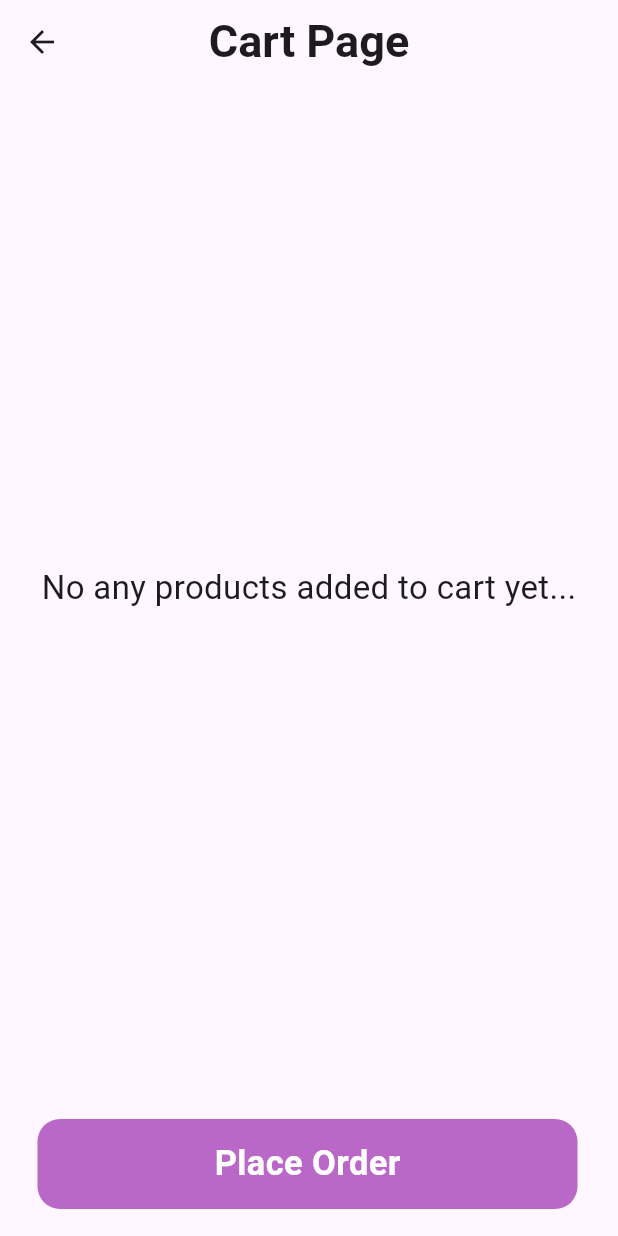
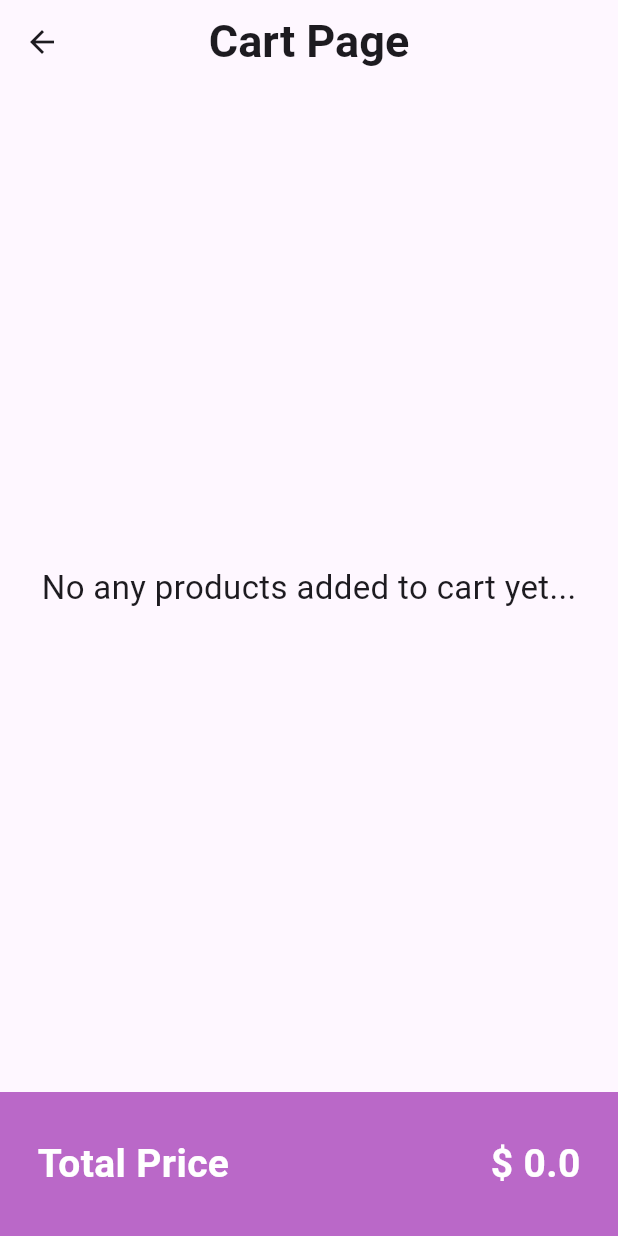
Before and after one commit to foramgondaliya/test, a Flutter app: the cartPage screen opened by its route, on a phone screen of 412 x 824 dp. Run offline on Flutter 3.47's test engine with Material 3 defaults, Android fonts, the phone set to English and light mode, and no system bars; network calls fail.

Commit message:
01-04-2024

```diff
--- a/lib/screens/cartPage.dart
+++ b/lib/screens/cartPage.dart
@@ -118,31 +118,29 @@ class cartPageState extends State<cartPage> {
           Expanded(
             flex: 1,
             child: Container(
-                child: Padding(
-                  padding: EdgeInsets.only(left: 25),
+              padding: EdgeInsets.all(25),
               child: Row(
+                mainAxisAlignment: MainAxisAlignment.spaceBetween,
                 children: [
-                      Container(
-                        height: 60,
-                        width: 360,
-                        decoration: BoxDecoration(
-                          borderRadius: BorderRadius.circular(15),
-                          color: Colors.purple.shade300,
+                  Text("Total Price",
+                    style: TextStyle(
+                        fontSize: 26,
+                        fontWeight: FontWeight.bold,
+                        color: Colors.white
                     ),
-                        alignment: Alignment.center,
-                        child: Text(
-                          "Place Order",
+                  ),
+                  Text("\$ ${ProductData.totalPrice()}",
                     style: TextStyle(
+                      fontSize: 26,
+                      fontWeight: FontWeight.bold,
                       color: Colors.white,
-                            fontWeight: FontWeight.bold,
-                            fontSize: 23,
-                          ),
                     ),
                   ),
                 ],
               ),
+              color: Colors.purple.shade300,
             ),
-              )),
+          ),
         ],
       ),
     );
```
Lines whose indentation alone changed are shown as unchanged.
